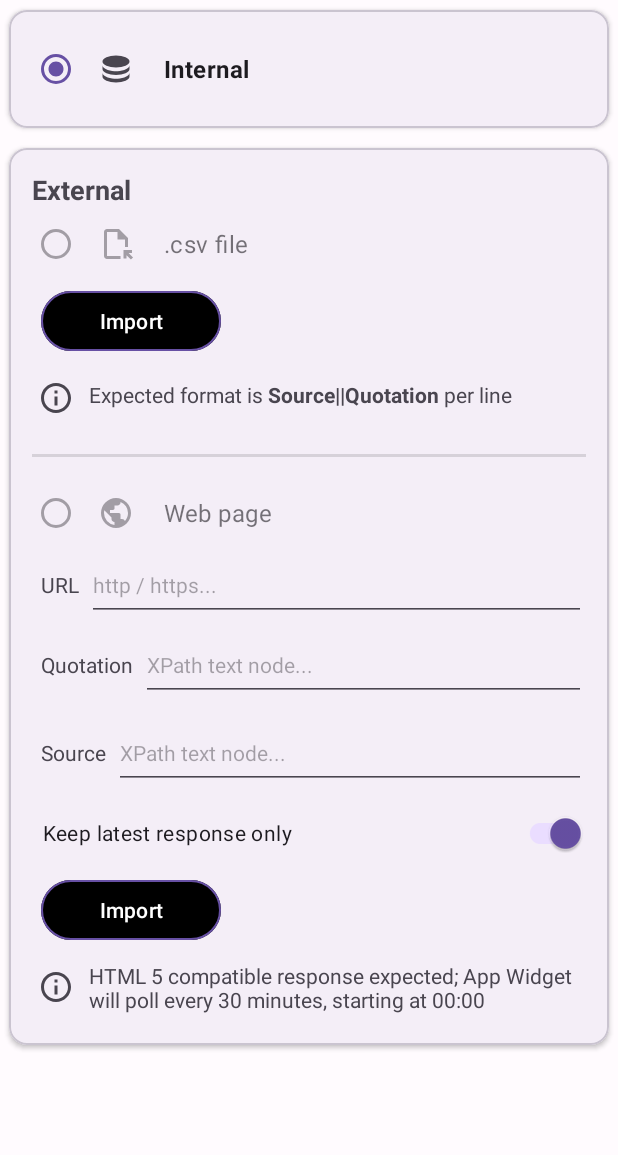
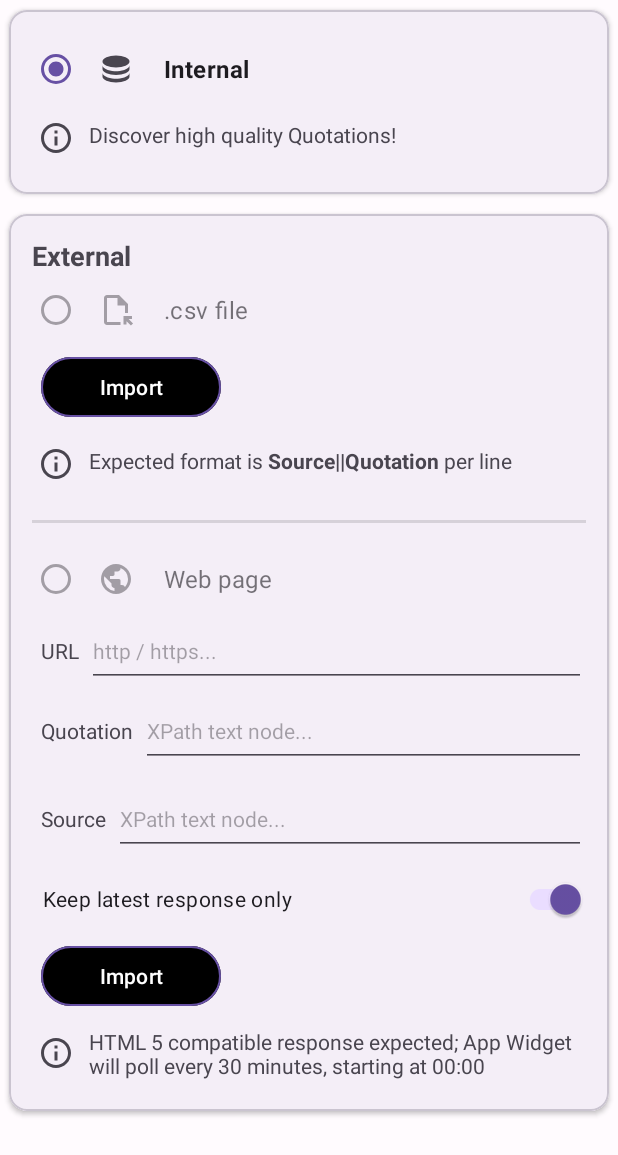
Before and after one commit to jameshnsears/QuoteUnquote, an Android app: the layout fragment_quotations_tab_database.xml on its own in the app's theme, with its tools: preview values and no code run, on a phone screen of 412 x 824 dp. Shown: the top 1155 px of the screen. Run offline under Robolectric (Android 15) with nearby library versions, the phone set to English and light mode, and no system bars.

Commit message:
changelogs/148.txt

```diff
--- a/app/build.gradle
+++ b/app/build.gradle
@@ -46,9 +46,9 @@ android {
         applicationId "com.github.jameshnsears.quoteunquote"
 
         // changelog version | min sdk | target sdk
-        versionCode 1472433
+        versionCode 1482433
         // semantic versioning
-        versionName "4.26.1"
+        versionName "4.27.0"
 
         vectorDrawables.useSupportLibrary = true
 
@@ -249,7 +249,7 @@ dependencies {
     testImplementation 'com.google.guava:guava:31.1-jre'
     testImplementation 'io.mockk:mockk:1.13.5'
     testImplementation 'junit:junit:4.13.2'
-    testImplementation 'org.jetbrains.kotlinx:kotlinx-coroutines-test:1.7.0'
+    testImplementation 'org.jetbrains.kotlinx:kotlinx-coroutines-test:1.7.1'
     testImplementation 'org.robolectric:robolectric:4.10.2'
 }
 
--- a/app/src/main/java/com/github/jameshnsears/quoteunquote/configure/fragment/quotations/tabs/filter/QuotationsFilterFragment.java
+++ b/app/src/main/java/com/github/jameshnsears/quoteunquote/configure/fragment/quotations/tabs/filter/QuotationsFilterFragment.java
@@ -484,6 +484,10 @@ public class QuotationsFilterFragment extends FragmentCommon {
             setCardSearchButtonBrowse(false);
             setCardSearchButtonExport(false);
         } else {
+            this.fragmentQuotationsTabFilterBinding.switchSearchFavouritesOnly.setChecked(
+                    quotationsPreferences.getContentSelectionSearchFavouritesOnly()
+            );
+
             if (quotationsPreferences.getContentSelection() == ContentSelection.SEARCH) {
                 this.fragmentQuotationsTabFilterBinding.switchSearchFavouritesOnly.setEnabled(true);
             }
--- a/app/src/main/res/layout/fragment_quotations_tab_database.xml
+++ b/app/src/main/res/layout/fragment_quotations_tab_database.xml
@@ -41,6 +41,19 @@
                     android:text="@string/fragment_quotations_database_default"
                     android:textSize="16sp"
                     android:textStyle="bold" />
+
+            <TextView
+                    android:id="@+id/textViewInternalInfo"
+                    android:layout_width="match_parent"
+                    android:layout_height="wrap_content"
+                    android:drawablePadding="10dp"
+                    android:paddingVertical="10dp"
+                    android:paddingStart="4dp"
+                    android:paddingTop="5dp"
+                    android:paddingEnd="0dp"
+                    android:paddingBottom="0dp"
+                    android:text="@string/fragment_quotations_database_default_info"
+                    app:drawableStartCompat="@drawable/ic_info_24" />
 
         </LinearLayout>
 
--- a/app/src/main/res/values-v24/strings.xml
+++ b/app/src/main/res/values-v24/strings.xml
@@ -14,6 +14,7 @@
     <string name="activity_instructions_configure_2">\u2022 Configuration changes are only recognised when the Configuration screen is exited with the Back button / Gesture</string>
     <string name="activity_instructions_configure_3">\u2022 Tap an <u>underlined</u> - Internal database only - Source for Wikipedia entry</string>
     <string name="activity_instructions_configure_4">\u2022 The \u2316 icon, next to the Quotation position count, denotes last previous Quotation</string>
+    <string name="activity_instructions_configure_5">\u2022 Optionally, import your own Comma Separated Values (CSV) file containing Quotations, or, Affirmations</string>
     <string name="activity_instructions_os_warning">Some devices might require Battery Saver settings to be appropriately configured</string>
     <string name="activity_instructions_resize">Resize the widget</string>
     <string name="activity_instructions_resize_instruction_1">1. Touch and hold the widget on your home screen</string>
@@ -61,6 +62,7 @@
 
     <string name="fragment_quotations_database">Database</string>
     <string name="fragment_quotations_database_default">Internal</string>
+    <string name="fragment_quotations_database_default_info">Discover high quality Quotations!</string>
     <string name="fragment_quotations_database_imported">External</string>
     <string name="fragment_quotations_database_csv">.csv file</string>
     <string name="fragment_quotations_database_button_import">Import</string>
```
Also changed, not shown: app/src/main/res/layout/activity_instructions.xml (+7 -0 lines), 11 other files.
